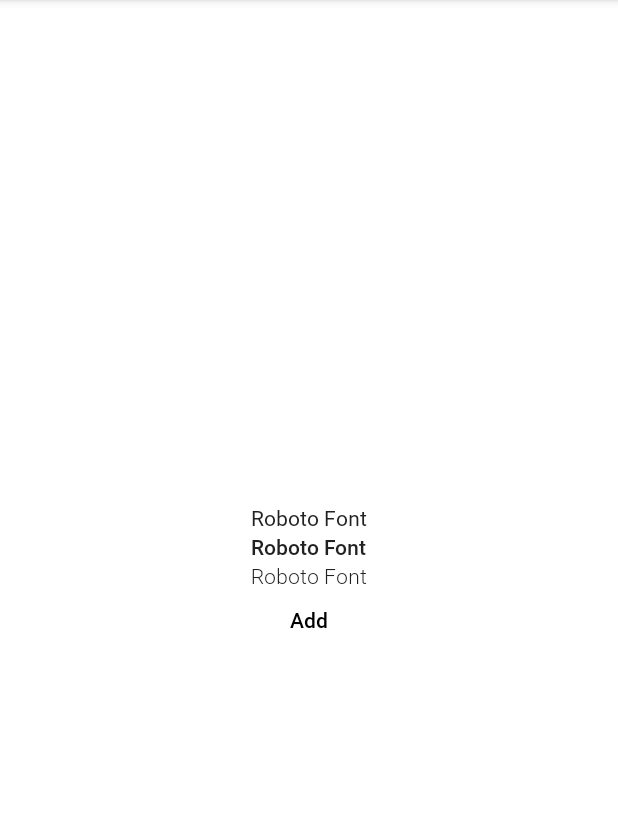
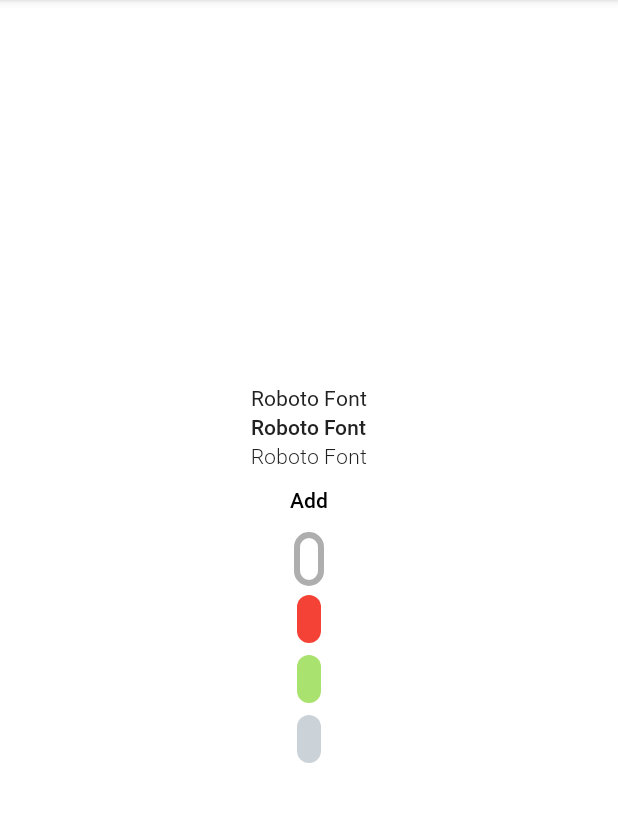
Before and after one commit to ozh-dev/ToDayToDone, an Android app: the screen it shows after launch (TasksActivity), on a phone screen of 412 x 824 dp, the part 84-906 px from its top. Run offline under Robolectric (Android 15) with nearby library versions, the phone set to English and light mode, and no system bars.

Commit message:
Added CapsuleView.kt

```diff
--- /dev/null
+++ b/app/src/main/java/ru/ozh/application/utils/UiUtils.kt
@@ -0,0 +1,23 @@
+package ru.ozh.application.utils
+
+import android.content.res.Resources
+import android.util.DisplayMetrics
+
+object UiUtils {
+
+    /**
+     * Convert dp to px
+     * @return px
+     */
+    fun convertDpToPixel(dp: Float): Float {
+        val metrics = Resources.getSystem().displayMetrics
+        return dp * (metrics.densityDpi.toFloat() / DisplayMetrics.DENSITY_DEFAULT)
+    }
+
+    /***
+     * Convert float value to px value
+     */
+    fun Float.dp(): Float {
+        return convertDpToPixel(this)
+    }
+}
--- /dev/null
+++ b/app/src/main/java/ru/ozh/application/view/CapsuleView.kt
@@ -0,0 +1,57 @@
+package ru.ozh.application.view
+
+import android.content.Context
+import android.graphics.Canvas
+import android.graphics.Color
+import android.graphics.Paint
+import android.util.AttributeSet
+import android.view.View
+import androidx.core.content.res.ResourcesCompat
+import androidx.core.content.withStyledAttributes
+import ru.ozh.application.R
+import ru.ozh.application.utils.UiUtils.dp
+
+class CapsuleView @JvmOverloads constructor(
+    context: Context,
+    val attributeSet: AttributeSet? = null,
+    defStyle: Int = 0
+) : View(context, attributeSet, defStyle) {
+
+    private val paint: Paint = Paint()
+        .apply {
+            isAntiAlias = true
+        }
+
+    private val capsuleWidth = 16f.dp()
+    private val capsuleHeight = 32f.dp()
+    private val radius = 15f.dp()
+    private val strokeWidth = 4f.dp()
+
+    init {
+        initAttrs()
+        background = ResourcesCompat.getDrawable(resources, R.drawable.bg_capsule_btn_borderless, context.theme)
+        paint.strokeWidth = strokeWidth
+    }
+
+    override fun onDraw(canvas: Canvas) {
+        super.onDraw(canvas)
+
+        val centerX = width / 2f
+        val centerY = height / 2f
+        val left = centerX - (capsuleWidth / 2)
+        val right = centerX + (capsuleWidth / 2)
+        val top = centerY - (capsuleHeight / 2)
+        val bottom = centerY + (capsuleHeight / 2)
+        canvas.drawRoundRect(left, top, right, bottom, radius, radius, paint)
+    }
+
+    private fun initAttrs() {
+        context.withStyledAttributes(attributeSet, R.styleable.CapsuleView) {
+            val isStroke = getBoolean(R.styleable.CapsuleView_cv_is_stroke, false)
+            val color = getColor(R.styleable.CapsuleView_cv_color, Color.WHITE)
+
+            paint.color = color
+            paint.style = if(isStroke) Paint.Style.STROKE else Paint.Style.FILL
+        }
+    }
+}
--- /dev/null
+++ b/app/src/main/res/drawable/bg_capsule_btn_borderless.xml
@@ -0,0 +1,6 @@
+<?xml version="1.0" encoding="utf-8"?>
+<ripple xmlns:android="http://schemas.android.com/apk/res/android"
+        android:color="?attr/colorControlHighlight">
+    <item android:id="@android:id/mask"
+          android:drawable="@drawable/bg_capsule_btn_shape" />
+</ripple>
--- /dev/null
+++ b/app/src/main/res/drawable/bg_capsule_btn_shape.xml
@@ -0,0 +1,7 @@
+<?xml version="1.0" encoding="utf-8"?>
+<shape xmlns:android="http://schemas.android.com/apk/res/android"
+    android:shape="oval"
+    android:tint="?attr/colorButtonNormal">
+    <corners android:radius="25dp" />
+    <solid android:color="@color/white" />
+</shape>
--- a/app/src/main/res/layout/activity_tasks.xml
+++ b/app/src/main/res/layout/activity_tasks.xml
@@ -32,5 +32,26 @@
         android:layout_width="wrap_content"
         android:layout_height="wrap_content" />
 
+    <ru.ozh.application.view.CapsuleView
+        android:layout_width="40dp"
+        android:layout_height="40dp"
+        app:cv_is_stroke="true"
+        app:cv_color="@color/gray_"/>
+
+    <ru.ozh.application.view.CapsuleView
+        android:layout_width="40dp"
+        android:layout_height="40dp"
+        app:cv_color="@color/red"/>
+
+    <ru.ozh.application.view.CapsuleView
+        android:layout_width="40dp"
+        android:layout_height="40dp"
+        app:cv_color="@color/green"/>
+
+    <ru.ozh.application.view.CapsuleView
+        android:layout_width="40dp"
+        android:layout_height="40dp"
+        app:cv_color="@color/gray"/>
+
 
 </LinearLayout>
--- /dev/null
+++ b/app/src/main/res/values/attrs.xml
@@ -0,0 +1,7 @@
+<?xml version="1.0" encoding="utf-8"?>
+<resources>
+    <declare-styleable name="CapsuleView">
+        <attr name="cv_is_stroke" format="boolean" />
+        <attr name="cv_color" format="color" />
+    </declare-styleable>
+</resources>
--- a/app/src/main/res/values/themes.xml
+++ b/app/src/main/res/values/themes.xml
@@ -8,6 +8,7 @@
         <!-- Secondary brand color. -->
         <item name="colorSecondary">@color/petroleum_blue</item>
         <item name="colorOnSecondary">@color/white</item>
+<!--        <item name="colorControlHighlight">@color/petroleum_blue</item>-->
         <!-- Status bar color. -->
 <!--        <item name="android:statusBarColor" tools:targetApi="l">?attr/colorPrimaryVariant</item>-->
         <!-- Customize your theme here. -->
```
